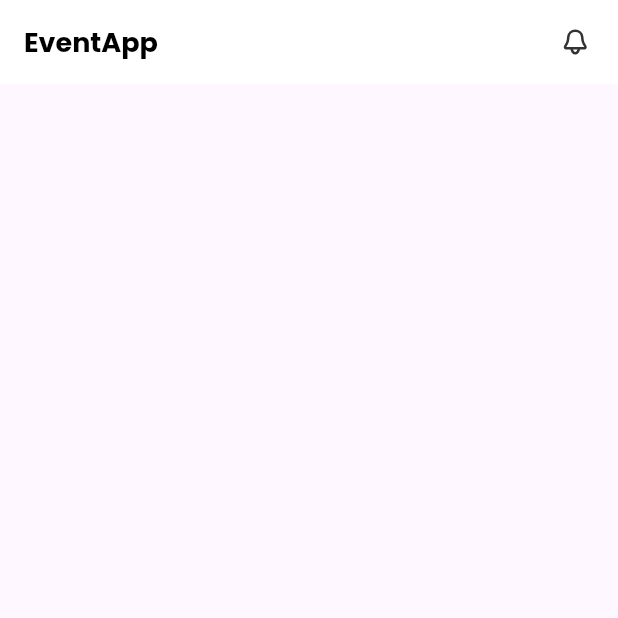
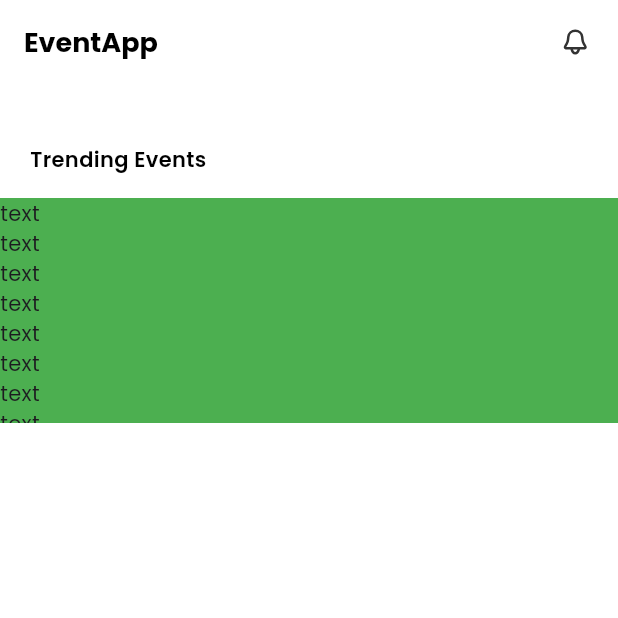
Before and after one commit to shair2048/EventApp, a Flutter app: the screen it shows after launch, on a phone screen of 412 x 824 dp, the top half of it. Run offline on Flutter 3.47's test engine with Material 3 defaults, Android fonts, the phone set to English and light mode, and no system bars; our stand-ins replace flutter_svg.

```diff
--- a/lib/pages/home.dart
+++ b/lib/pages/home.dart
@@ -9,6 +9,32 @@ class HomePage extends StatelessWidget {
   Widget build(BuildContext context) {
     return Scaffold(
       appBar: appBar(),
+      backgroundColor: Colors.white,
+      body: Column(
+        crossAxisAlignment: CrossAxisAlignment.start,
+        children: [
+          Padding(
+            padding: EdgeInsets.only(top: 40, left: 20),
+            child: Text(
+              'Trending Events',
+              style: TextStyle(
+                fontSize: 14,
+                color: Colors.black,
+                fontWeight: FontWeight.w600),
+            )
+          ),
+          SizedBox(height: 16),
+          Container(
+            height: 150,
+            color: Colors.green,
+            child: ListView.builder(
+              itemBuilder: (context, index) {
+                return Text('text');
+              },
+            )
+          ),
+        ],
+      ),
     );
   }
 
```
Also changed, not shown: lib/models/trending_events_model.dart (added, +49 -0 lines), assets/icons/Add.svg (added), assets/icons/Home.svg (added), assets/icons/Home_light.svg (added), assets/icons/Menu.svg (added), assets/icons/Search_duotone_line.svg (added), assets/icons/Search_light.svg (added), assets/icons/Ticket_use_duotone.svg (added), assets/icons/Ticket_use_light.svg (added), assets/icons/User_cicrle_light.svg (added).
